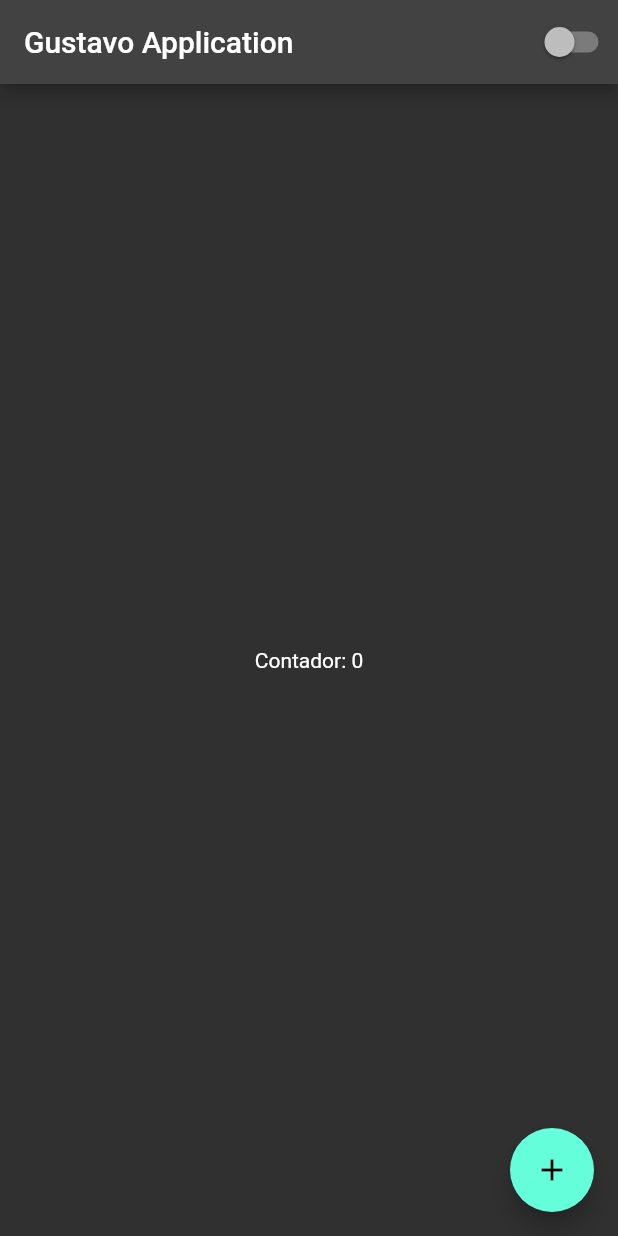
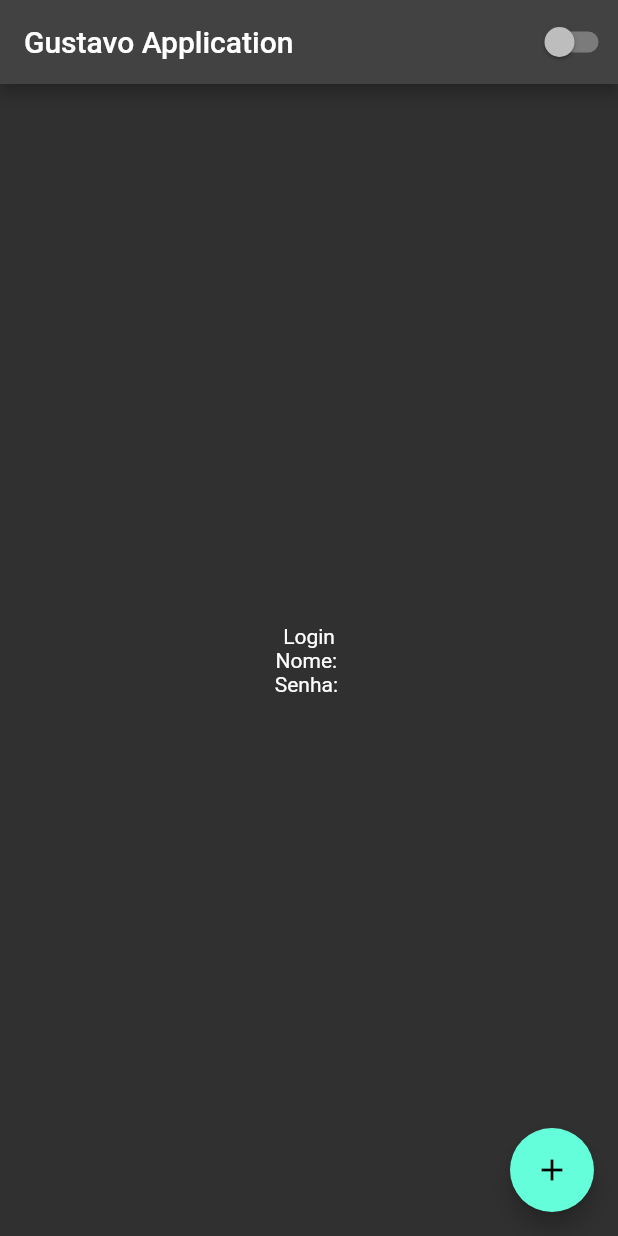
Before and after one commit to Winiast/Projeto_flutter, a Flutter app: the screen it shows after launch, on a phone screen of 412 x 824 dp. Run offline on Flutter 3.47's test engine with Material 2 defaults, Android fonts, the phone set to English and light mode, and no system bars.

Commit message:
Trabalhando com columnas e alinhamentos no centro

```diff
--- a/lib/view/home_page.dart
+++ b/lib/view/home_page.dart
@@ -20,9 +20,15 @@ class HomePageState extends State<HomePage> {
           title: Text("Gustavo Application"),
           actions: [CustomSwitch()],
         ),
-        body: Center(
-          child: Text("Contador: $contador"),
-        ),
+        body: Container(
+            width: double.infinity,
+            height: double.infinity,
+            child: Center(
+                child: Column(
+              children: [Text("Login"), Text("Nome: "), Text("Senha: ")],
+              mainAxisAlignment: MainAxisAlignment.center,
+              crossAxisAlignment: CrossAxisAlignment.center,
+            ))),
         floatingActionButton: FloatingActionButton(
           onPressed: () => {
             setState(() {
```
